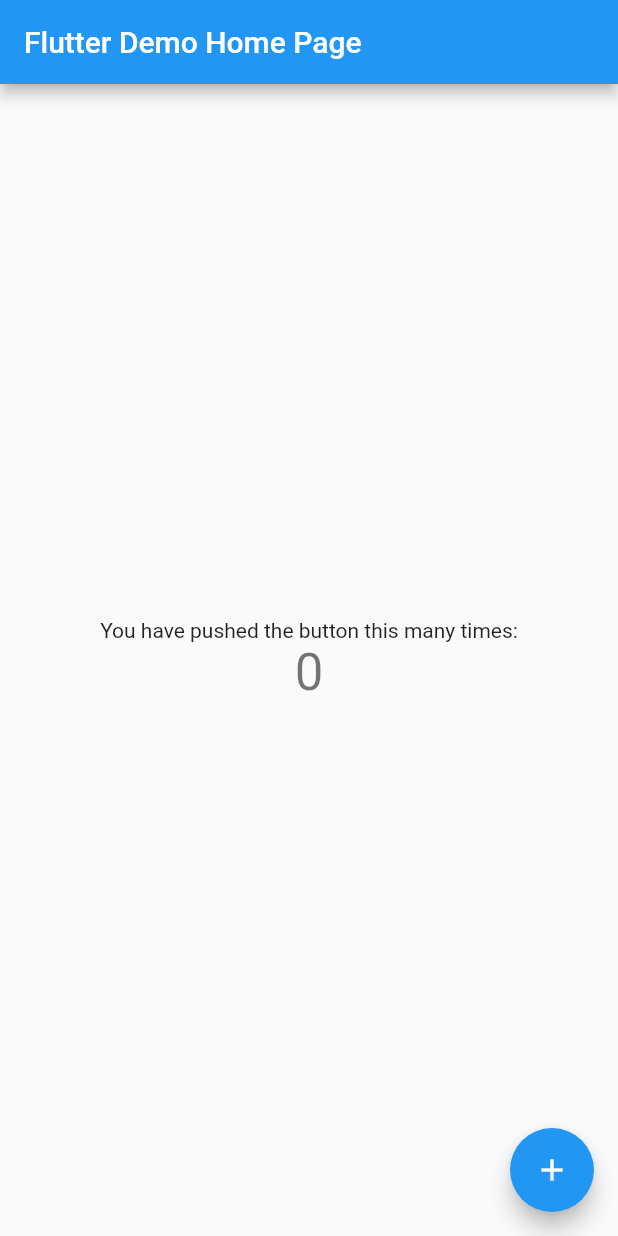
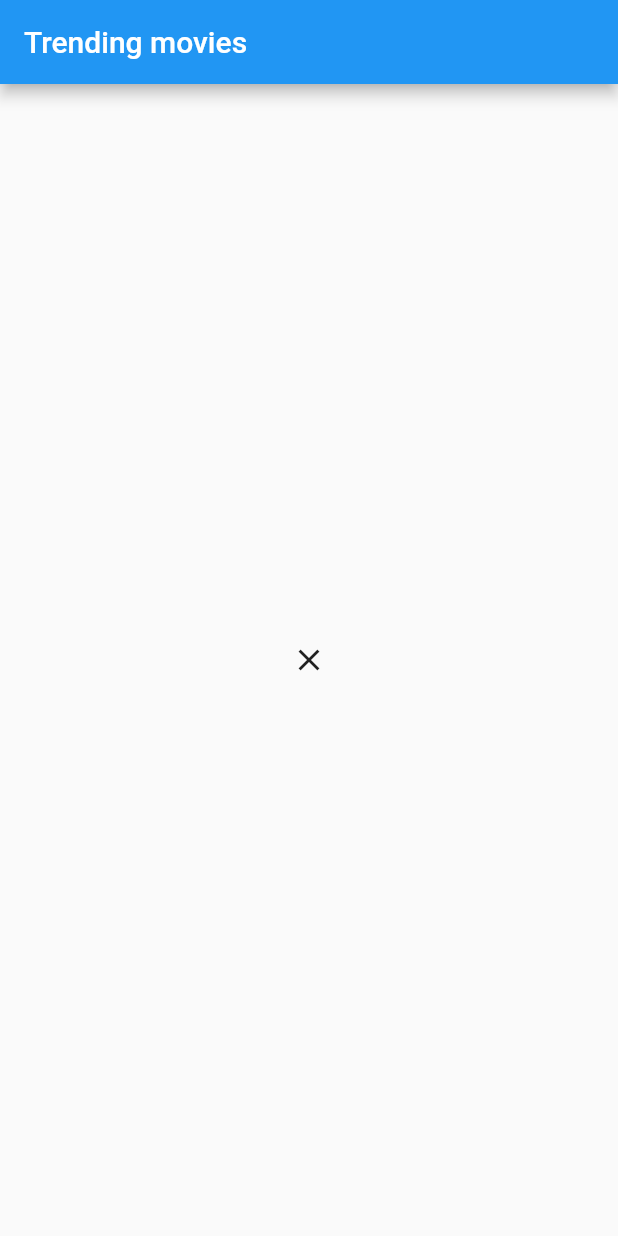
Before and after one commit to SamillyNunes/cubit_movies_app, a Flutter app: the screen it shows after launch, on a phone screen of 412 x 824 dp. Run offline on Flutter 3.47's test engine with Material 2 defaults, Android fonts, the phone set to English and light mode, and no system bars; our stand-ins replace bloc, dio, equatable, flutter_bloc; network calls fail.

Commit message:
Movie page and cubit method adjustments

```diff
--- a/lib/main.dart
+++ b/lib/main.dart
@@ -1,3 +1,8 @@
+import 'package:cubit_movies_example/movies/movie_page.dart';
+import 'package:cubit_movies_example/movies/movies_cubit.dart';
+import 'package:cubit_movies_example/movies/repositories/movie_repository.dart';
+import 'package:dio/dio.dart';
+import 'package:flutter_bloc/flutter_bloc.dart';
 import 'package:flutter/material.dart';
 
 void main() {
@@ -11,105 +16,16 @@
   @override
   Widget build(BuildContext context) {
     return MaterialApp(
-      title: 'Flutter Demo',
+      title: 'Movie Page',
       theme: ThemeData(
-        // This is the theme of your application.
-        //
-        // Try running your application with "flutter run". You'll see the
-        // application has a blue toolbar. Then, without quitting the app, try
-        // changing the primarySwatch below to Colors.green and then invoke
-        // "hot reload" (press "r" in the console where you ran "flutter run",
-        // or simply save your changes to "hot reload" in a Flutter IDE).
-        // Notice that the counter didn't reset back to zero; the application
-        // is not restarted.
         primarySwatch: Colors.blue,
       ),
-      home: const MyHomePage(title: 'Flutter Demo Home Page'),
+      home: BlocProvider<MoviesCubit>(
+        create: (context) => MoviesCubit(
+          repository: MovieRepository(Dio()),
+        ),
+        child: const MoviePage(),
+      ),
     );
   }
 }
-
-class MyHomePage extends StatefulWidget {
-  const MyHomePage({Key? key, required this.title}) : super(key: key);
-
-  // This widget is the home page of your application. It is stateful, meaning
-  // that it has a State object (defined below) that contains fields that affect
-  // how it looks.
-
-  // This class is the configuration for the state. It holds the values (in this
-  // case the title) provided by the parent (in this case the App widget) and
-  // used by the build method of the State. Fields in a Widget subclass are
-  // always marked "final".
-
-  final String title;
-
-  @override
-  State<MyHomePage> createState() => _MyHomePageState();
-}
-
-class _MyHomePageState extends State<MyHomePage> {
-  int _counter = 0;
-
-  void _incrementCounter() {
-    setState(() {
-      // This call to setState tells the Flutter framework that something has
-      // changed in this State, which causes it to rerun the build method below
-      // so that the display can reflect the updated values. If we changed
-      // _counter without calling setState(), then the build method would not be
-      // called again, and so nothing would appear to happen.
-      _counter++;
-    });
-  }
-
-  @override
-  Widget build(BuildContext context) {
-    // This method is rerun every time setState is called, for instance as done
-    // by the _incrementCounter method above.
-    //
-    // The Flutter framework has been optimized to make rerunning build methods
-    // fast, so that you can just rebuild anything that needs updating rather
-    // than having to individually change instances of widgets.
-    return Scaffold(
-      appBar: AppBar(
-        // Here we take the value from the MyHomePage object that was created by
-        // the App.build method, and use it to set our appbar title.
-        title: Text(widget.title),
-      ),
-      body: Center(
-        // Center is a layout widget. It takes a single child and positions it
-        // in the middle of the parent.
-        child: Column(
-          // Column is also a layout widget. It takes a list of children and
-          // arranges them vertically. By default, it sizes itself to fit its
-          // children horizontally, and tries to be as tall as its parent.
-          //
-          // Invoke "debug painting" (press "p" in the console, choose the
-          // "Toggle Debug Paint" action from the Flutter Inspector in Android
-          // Studio, or the "Toggle Debug Paint" command in Visual Studio Code)
-          // to see the wireframe for each widget.
-          //
-          // Column has various properties to control how it sizes itself and
-          // how it positions its children. Here we use mainAxisAlignment to
-          // center the children vertically; the main axis here is the vertical
-          // axis because Columns are vertical (the cross axis would be
-          // horizontal).
-          mainAxisAlignment: MainAxisAlignment.center,
-          children: <Widget>[
-            const Text(
-              'You have pushed the button this many times:',
-            ),
-            Text(
-              '$_counter',
-              style: Theme.of(context).textTheme.headline4,
-            ),
-          ],
-        ),
-      ),
-      floatingActionButton: FloatingActionButton(
-        onPressed: _incrementCounter,
-        tooltip: 'Increment',
-        child: const Icon(Icons.add),
-      ), // This trailing comma makes auto-formatting nicer for build methods.
-    );
-  }
-}
--- /dev/null
+++ b/lib/movies/movie_page.dart
@@ -0,0 +1,53 @@
+import 'package:cubit_movies_example/movies/movies_cubit.dart';
+import 'package:cubit_movies_example/movies/movies_state.dart';
+import 'package:flutter/material.dart';
+import 'package:flutter_bloc/flutter_bloc.dart';
+
+class MoviePage extends StatefulWidget {
+  const MoviePage({Key? key}) : super(key: key);
+
+  @override
+  _MoviePageState createState() => _MoviePageState();
+}
+
+class _MoviePageState extends State<MoviePage> {
+  @override
+  Widget build(BuildContext context) {
+    return Scaffold(
+      appBar: AppBar(
+        title: const Text("Trending movies"),
+      ),
+      body: BlocBuilder<MoviesCubit, MoviesState>(
+        builder: (context, state) {
+          if (state is LoadingState) {
+            return const Center(
+              child: CircularProgressIndicator(),
+            );
+          } else if (state is ErrorState) {
+            return const Center(
+              child: Icon(Icons.close),
+            );
+          } else if (state is LoadedState) {
+            final movies = state.movies;
+
+            return ListView.builder(
+              itemCount: movies.length,
+              itemBuilder: (context, index) => Card(
+                child: ListTile(
+                  title: Text(
+                    movies[index].title,
+                  ),
+                  leading: CircleAvatar(
+                    backgroundImage: NetworkImage(movies[index].urlImage),
+                  ),
+                ),
+              ),
+            );
+          } else {
+            return Container();
+          }
+        },
+      ),
+    );
+  }
+}
--- a/lib/movies/movies_cubit.dart
+++ b/lib/movies/movies_cubit.dart
@@ -1,4 +1,4 @@
-import 'package:cubit/cubit.dart';
+import 'package:bloc/bloc.dart';
 import 'package:cubit_movies_example/movies/movies_state.dart';
 import 'package:cubit_movies_example/movies/repositories/movie_repository.dart';
 
--- a/pubspec.yaml
+++ b/pubspec.yaml
@@ -36,7 +36,8 @@
   cupertino_icons: ^1.0.2
   equatable: ^2.0.3
   dio: ^4.0.4
-  cubit: ^0.1.2
+  flutter_bloc: ^6.1.3
+  bloc: ^6.1.3
 
 dev_dependencies:
   flutter_test:
```
Also changed, not shown: pubspec.lock.
